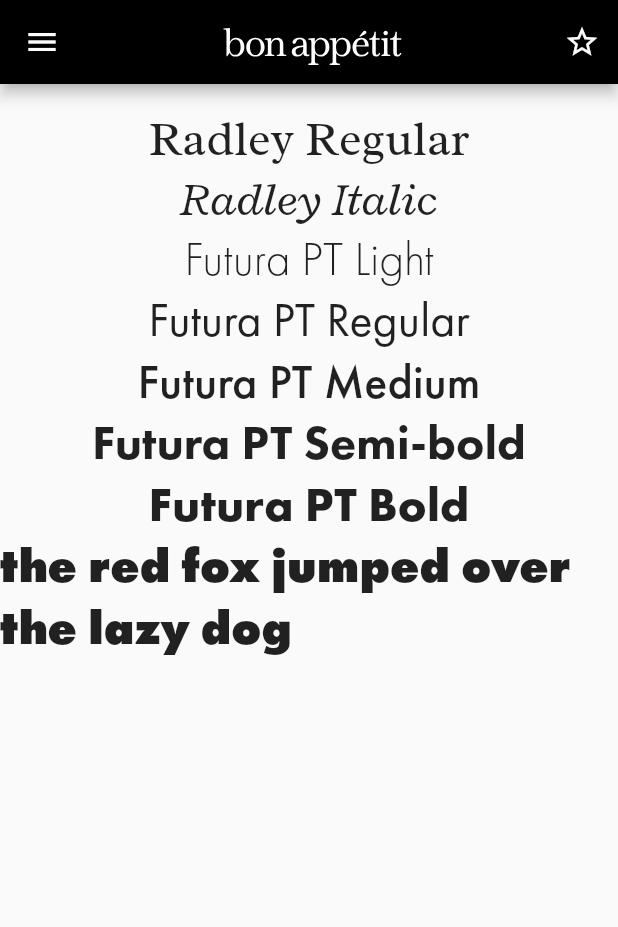
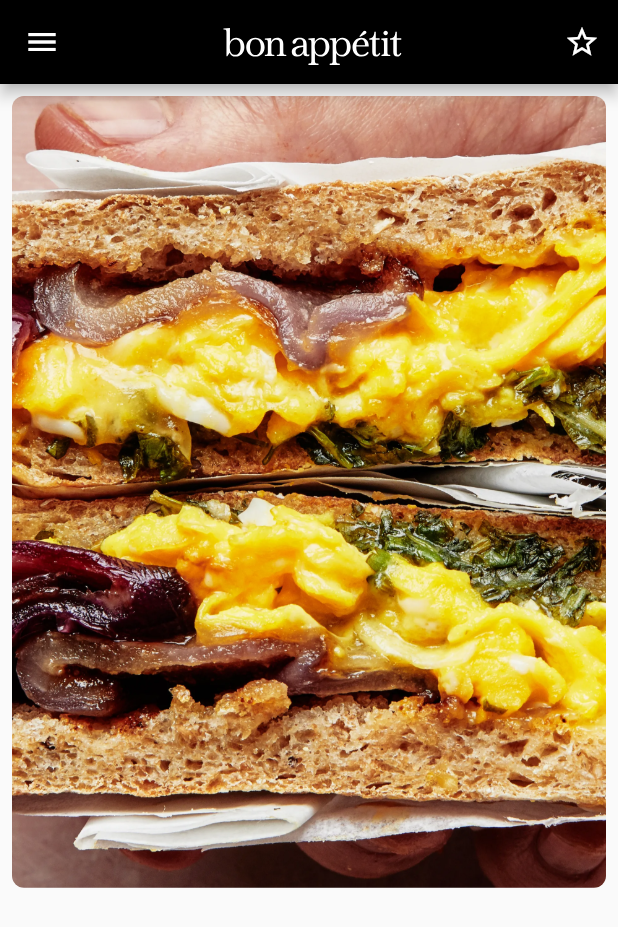
Before and after one commit to franthormel/bon_appetit, a Flutter app: the screen it shows after launch, on a phone screen of 412 x 824 dp. Shown: the top 927 px of the screen. Run offline on Flutter 3.47's test engine with Material 2 defaults, Android fonts, the phone set to English and light mode, and no system bars; our stand-ins replace flutter_svg.

Commit message:
Display image

```diff
--- a/lib/screens/home.dart
+++ b/lib/screens/home.dart
@@ -24,76 +24,16 @@ class HomePage extends StatelessWidget {
           height: 50.0,
         ),
       ),
-      body: Padding(
-        padding: const EdgeInsets.symmetric(vertical: 16.0),
-        child: Column(
-          children: const [
-            Text(
-              'Radley Regular',
-              style: TextStyle(
-                fontFamily: 'Radley',
-                fontSize: 32,
-                fontStyle: FontStyle.normal,
-              ),
+      body: ListView(
+        padding: const EdgeInsets.all(8.0),
+        children: [
+          ClipRRect(
+            borderRadius: BorderRadius.circular(8.0),
+            child: Image.asset(
+              'assets/images/recipes/0419-breakfast-sandwich.jpg',
             ),
-            Text(
-              'Radley Italic',
-              style: TextStyle(
-                fontFamily: 'Radley',
-                fontSize: 32,
-                fontStyle: FontStyle.italic,
-              ),
-            ),
-            Text(
-              'Futura PT Light',
-              style: TextStyle(
-                fontFamily: 'Futura PT',
-                fontSize: 32,
-                fontWeight: FontWeight.w300,
-              ),
-            ),
-            Text(
-              'Futura PT Regular',
-              style: TextStyle(
-                fontFamily: 'Futura PT',
-                fontSize: 32,
-                fontWeight: FontWeight.w400,
-              ),
-            ),
-            Text(
-              'Futura PT Medium',
-              style: TextStyle(
-                fontFamily: 'Futura PT',
-                fontSize: 32,
-                fontWeight: FontWeight.w500,
-              ),
-            ),
-            Text(
-              'Futura PT Semi-bold',
-              style: TextStyle(
-                fontFamily: 'Futura PT',
-                fontSize: 32,
-                fontWeight: FontWeight.w600,
-              ),
-            ),
-            Text(
-              'Futura PT Bold',
-              style: TextStyle(
-                fontFamily: 'Futura PT',
-                fontSize: 32,
-                fontWeight: FontWeight.w700,
-              ),
-            ),
-            Text(
-              'the red fox jumped over the lazy dog',
-              style: TextStyle(
-                fontFamily: 'Futura PT',
-                fontSize: 32,
-                fontWeight: FontWeight.w800,
-              ),
-            ),
-          ],
-        ),
+          ),
+        ],
       ),
     );
   }
--- a/pubspec.yaml
+++ b/pubspec.yaml
@@ -68,6 +68,7 @@ flutter:
   #   - images/a_dot_ham.jpeg
   assets:
     - assets/
+    - assets/images/recipes/
 
   # An image asset can refer to one or more resolution-specific "variants", see
   # https://flutter.dev/assets-and-images/#resolution-aware.
```
